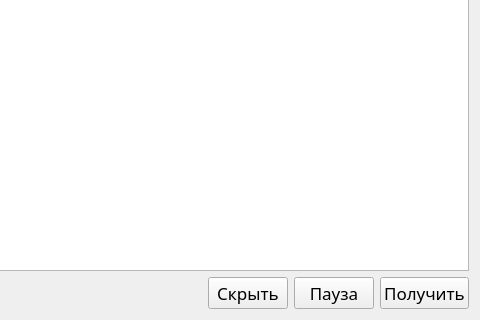
Old version of the form app/vkGroupPosts.ui in the repository sagitovich/lex; both pictures show x 164 to 644 and y 279 to 599 of the 644 by 599 pixel window.
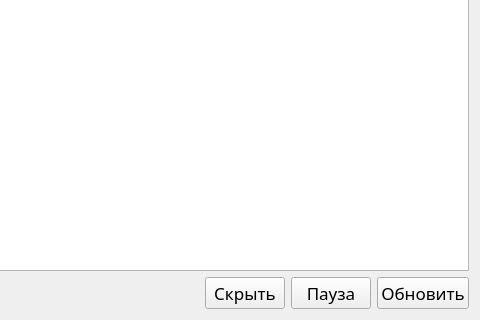
New version of the form.

The edit to the form file:
```diff
--- a/app/vkGroupPosts.ui
+++ b/app/vkGroupPosts.ui
@@ -261,7 +261,7 @@
         </font>
        </property>
        <property name="text">
-        <string>Получить</string>
+        <string>Обновить</string>
        </property>
        <property name="shortcut">
         <string>Return</string>
```
Left out of the diff: 112 changed lines with no effect on the pictures.
